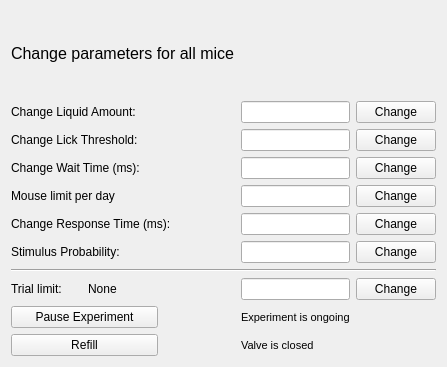
Qt form Python/gui/expwin.ui (yagarwal123/autonomouse) before a commit.
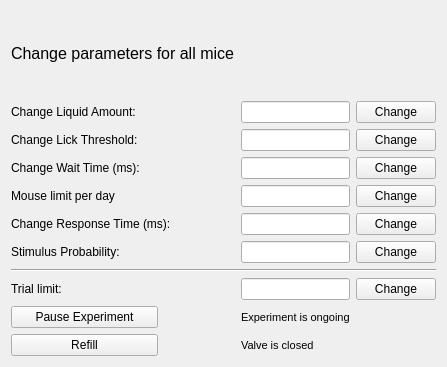
The same form after that commit.

Patch:
```diff
--- a/Python/gui/expwin.ui
+++ b/Python/gui/expwin.ui
@@ -6,7 +6,7 @@
    <rect>
     <x>0</x>
     <y>0</y>
-    <width>397</width>
+    <width>431</width>
     <height>367</height>
    </rect>
   </property>
@@ -95,7 +95,7 @@
    <item row="8" column="1">
     <widget class="QLabel" name="trial_lim_lab">
      <property name="text">
-      <string>None</string>
+      <string/>
      </property>
     </widget>
    </item>
```
